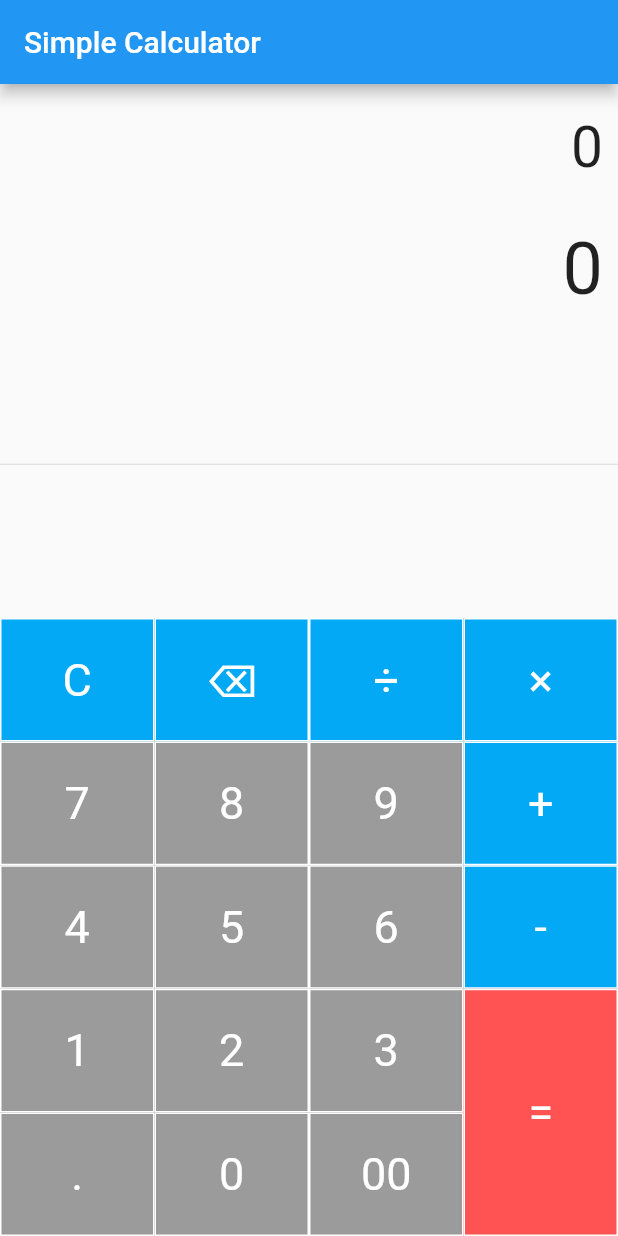
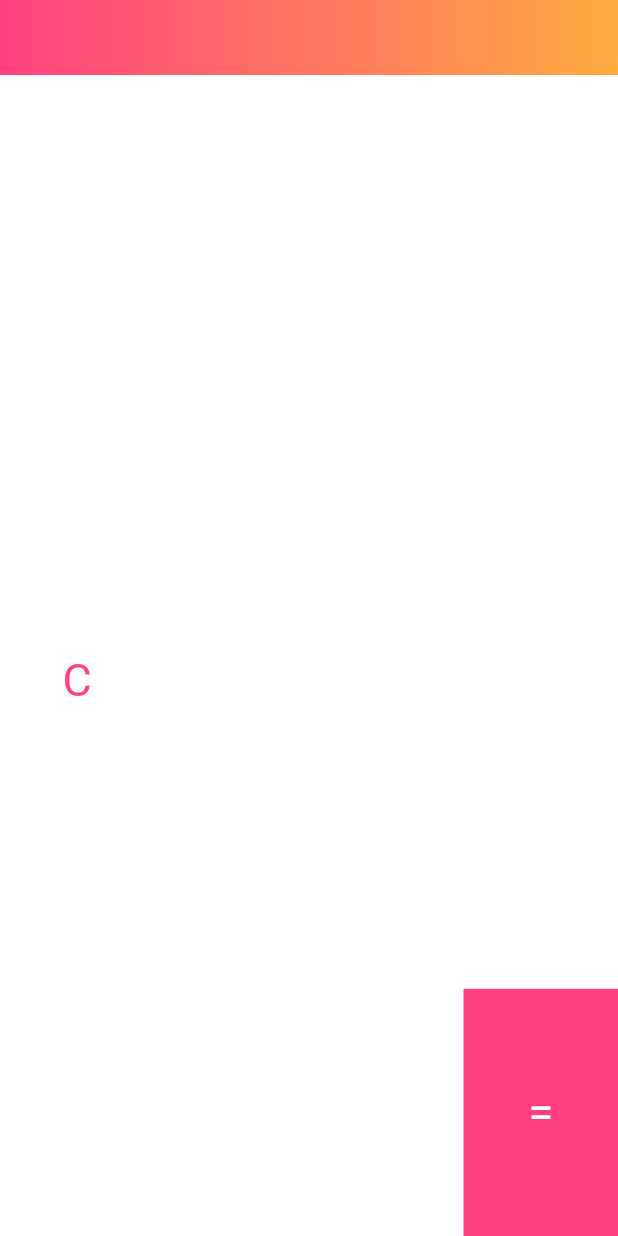
Before and after one commit to Esha98/Calculator_Flutter, a Flutter app: the screen it shows after launch, on a phone screen of 412 x 824 dp. Run offline on Flutter 3.47's test engine with Material 2 defaults, Android fonts, the phone set to English and light mode, and no system bars; our stand-ins replace math_expressions.

Commit message:
Update the app bar

```diff
--- a/lib/main.dart
+++ b/lib/main.dart
@@ -6,13 +6,16 @@ void main() {
   runApp(calculator());
 }
 
+Color mainColor = const Color.fromRGBO(56, 56, 56, 0.0);
+Color wtColor = Colors.white;
+
 class calculator extends StatelessWidget {
   @override
   Widget build(BuildContext context) {
     return MaterialApp(
       debugShowCheckedModeBanner: false,
       title: 'Simple Calculator',
-      theme: ThemeData(primarySwatch: Colors.blue),
+      theme: new ThemeData(scaffoldBackgroundColor: mainColor),
       home: SimpleCalculator(),
     );
   }
@@ -24,7 +27,6 @@ class SimpleCalculator extends StatefulWidget {
 }
 
 class _SimpleCalculatorState extends State<SimpleCalculator> {
-
   String equation = "0";
   String result = "0";
   String expression = " ";
@@ -75,40 +77,43 @@ class _SimpleCalculatorState extends State<SimpleCalculator> {
       );
   }
 
-  Widget buildButton(String btnText, double btnHeight, Color btnColor) {
+  Widget buildButton(String btnText, Color btntextColor, double btnHeight, Color btnColor) {
     return Container(
       height: MediaQuery.of(context).size.height * 0.1 * btnHeight,
       color: btnColor,
       child: FlatButton(
           shape:RoundedRectangleBorder(
             borderRadius: BorderRadius.circular(0.0),
-            side: BorderSide(color: Colors.white, width: 1, style: BorderStyle.solid),
+//            side: BorderSide(color: Colors.white, width: 1, style: BorderStyle.solid),
           ),
           padding: EdgeInsets.all(16.0),
-          onPressed: () => buttonPressed(btnText), child: Text(btnText, style: TextStyle(fontSize: 30.0, fontWeight: FontWeight.normal, color:Colors.white),)),
+          onPressed: () => buttonPressed(btnText), child: Text(btnText, style: TextStyle(fontSize: 30.0, fontWeight: FontWeight.normal, color:btntextColor),)),
     );
   }
 
   @override
   Widget build(BuildContext context) {
+
     return Scaffold(
-      appBar: AppBar(title: Text('Simple Calculator')),
-      body: Column(
+      appBar:_getCumstomAppBar(),
+      body:
+      Column(
+
       children: <Widget>[
+        Container(
 
-        Container(
           alignment:Alignment.centerRight,
           padding: EdgeInsets.fromLTRB(10, 20, 10, 0),
-          child: Text(equation, style: TextStyle(fontSize: equationFontSize),),
+          child: Text(equation, style: TextStyle(fontSize: equationFontSize, color: Colors.white),),
         ),
         Container(
           alignment:Alignment.centerRight,
           padding: EdgeInsets.fromLTRB(10, 30, 10, 0),
-          child: Text(result, style: TextStyle(fontSize: resutlFontSize),),
+          child: Text(result, style: TextStyle(fontSize: resutlFontSize, color: Colors.white),),
         ),
 
         Expanded(
-          child: Divider(),
+          child: Divider(color: Colors.white70),
         ),
 
         Row(
@@ -120,41 +125,41 @@ class _SimpleCalculatorState extends State<SimpleCalculator> {
                 children: [
                   TableRow(
                     children: [
-                      buildButton("C", 1 , Colors.lightBlue),
-                      buildButton("⌫", 1 , Colors.lightBlue),
-                      buildButton("÷", 1 , Colors.lightBlue)
+                      buildButton("C" , Colors.pinkAccent, 1 , mainColor),
+                      buildButton("⌫", wtColor, 1 , mainColor),
+                      buildButton("÷", wtColor, 1 , mainColor)
                     ],
                   ),
 
                   TableRow(
                     children: [
-                      buildButton("7", 1 , Colors.black38),
-                      buildButton("8", 1 , Colors.black38),
-                      buildButton("9", 1 , Colors.black38)
+                      buildButton("7", wtColor, 1 , mainColor),
+                      buildButton("8", wtColor, 1 , mainColor),
+                      buildButton("9", wtColor, 1 , mainColor)
                     ],
                   ),
 
                   TableRow(
                     children: [
-                      buildButton("4", 1 , Colors.black38),
-                      buildButton("5", 1 , Colors.black38),
-                      buildButton("6", 1 , Colors.black38)
+                      buildButton("4", wtColor, 1 , mainColor),
+                      buildButton("5", wtColor, 1 , mainColor),
+                      buildButton("6", wtColor, 1 , mainColor)
                     ],
                   ),
 
                   TableRow(
                     children: [
-                      buildButton("1", 1 , Colors.black38),
-                      buildButton("2", 1 , Colors.black38),
-                      buildButton("3", 1 , Colors.black38)
+                      buildButton("1", wtColor, 1 , mainColor),
+                      buildButton("2", wtColor, 1 , mainColor),
+                      buildButton("3", wtColor, 1 , mainColor)
                     ],
                   ),
 
                   TableRow(
                     children: [
-                      buildButton(".", 1 , Colors.black38),
-                      buildButton("0", 1 , Colors.black38),
-                      buildButton("00", 1 , Colors.black38)
+                      buildButton(".", wtColor, 1 , mainColor),
+                      buildButton("0", wtColor, 1 , mainColor),
+                      buildButton("00", wtColor, 1 , mainColor)
                     ],
                   ),
 
@@ -168,25 +173,25 @@ class _SimpleCalculatorState extends State<SimpleCalculator> {
                 children: [
                   TableRow(
                     children: [
-                      buildButton("×", 1, Colors.lightBlue)
+                      buildButton("×", wtColor, 1, mainColor)
                     ],
                   ),
 
                   TableRow(
                     children: [
-                      buildButton("+", 1, Colors.lightBlue)
+                      buildButton("+", wtColor, 1, mainColor)
                     ],
                   ),
 
                   TableRow(
                     children: [
-                      buildButton("-", 1, Colors.lightBlue)
+                      buildButton("-", wtColor, 1, mainColor)
                     ],
                   ),
 
                   TableRow(
                     children: [
-                      buildButton("=", 2, Colors.redAccent)
+                      buildButton("=", wtColor, 2, Colors.pinkAccent)
                     ],
                   )
 
@@ -200,5 +205,24 @@ class _SimpleCalculatorState extends State<SimpleCalculator> {
       ],
       ),
     );
+
+  }
+
+  _getCumstomAppBar() {
+      return PreferredSize(
+        preferredSize: Size.fromHeight(50),
+        child: Container(
+          decoration: BoxDecoration(
+            gradient: LinearGradient(
+              begin: Alignment.centerLeft,
+              end: Alignment.centerRight,
+              colors: [
+                Colors.pinkAccent,
+                Colors.orangeAccent,
+              ]
+            )
+          )
+        ),
+      );
   }
 }
```
